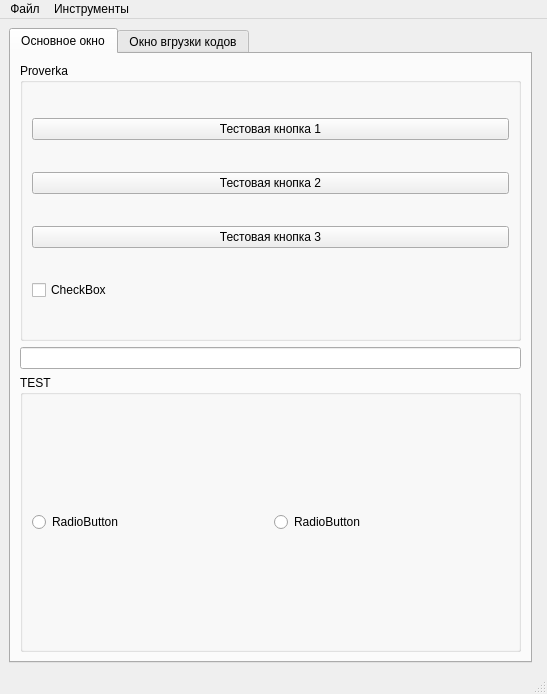
wepavel/BLSMark, file mainwindow.ui: the form before one commit.
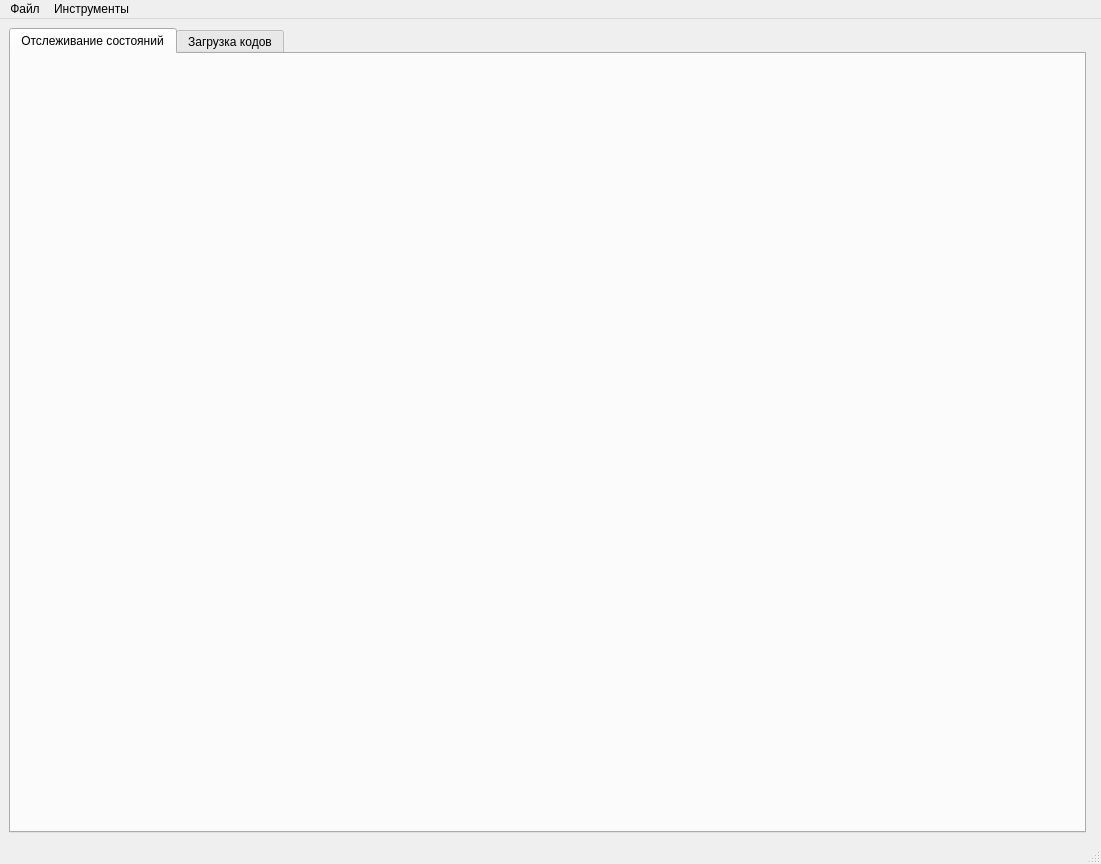
The form after the commit. The open tabs and pages were chosen to show the change.

What changed in the file:
```diff
--- a/mainwindow.ui
+++ b/mainwindow.ui
@@ -6,8 +6,8 @@
    <rect>
     <x>0</x>
     <y>0</y>
-    <width>547</width>
-    <height>694</height>
+    <width>1101</width>
+    <height>864</height>
    </rect>
   </property>
   <property name="windowTitle">
@@ -34,81 +34,13 @@
       </property>
       <widget class="QWidget" name="tab_main">
        <attribute name="title">
-        <string>Основное окно</string>
+        <string>Отслеживание состояний</string>
        </attribute>
-       <layout class="QGridLayout" name="gridLayout_5">
-        <item row="2" column="0">
-         <widget class="QGroupBox" name="groupBox_2">
-          <property name="title">
-           <string>TEST</string>
-          </property>
-          <layout class="QGridLayout" name="gridLayout_3">
-           <item row="2" column="0">
-            <layout class="QGridLayout" name="gridLayout_2">
-             <item row="0" column="0">
-              <widget class="QRadioButton" name="radioButton_2">
-               <property name="text">
-                <string>RadioButton</string>
-               </property>
-              </widget>
-             </item>
-             <item row="0" column="1">
-              <widget class="QRadioButton" name="radioButton">
-               <property name="text">
-                <string>RadioButton</string>
-               </property>
-              </widget>
-             </item>
-            </layout>
-           </item>
-          </layout>
-         </widget>
-        </item>
-        <item row="0" column="0">
-         <widget class="QGroupBox" name="groupBox">
-          <property name="title">
-           <string>Proverka</string>
-          </property>
-          <layout class="QGridLayout" name="gridLayout">
-           <item row="1" column="0">
-            <widget class="QPushButton" name="pushButton_2">
-             <property name="text">
-              <string>Тестовая кнопка 2</string>
-             </property>
-            </widget>
-           </item>
-           <item row="0" column="0">
-            <widget class="QPushButton" name="pushButton">
-             <property name="text">
-              <string>Тестовая кнопка 1</string>
-             </property>
-            </widget>
-           </item>
-           <item row="3" column="0">
-            <widget class="QCheckBox" name="checkBox">
-             <property name="text">
-              <string>CheckBox</string>
-             </property>
-            </widget>
-           </item>
-           <item row="2" column="0">
-            <widget class="QPushButton" name="pushButton_3">
-             <property name="text">
-              <string>Тестовая кнопка 3</string>
-             </property>
-            </widget>
-           </item>
-          </layout>
-         </widget>
-        </item>
-        <item row="1" column="0">
-         <widget class="QLineEdit" name="lineEdit"/>
-        </item>
-       </layout>
+       <layout class="QGridLayout" name="gridLayout_5"/>
       </widget>
       <widget class="QWidget" name="tab_import">
        <attribute name="title">
-        <string>Окно вгрузки кодов</string>
+        <string>Загрузка кодов</string>
        </attribute>
        <layout class="QGridLayout" name="gridLayout_6">
         <property name="leftMargin">
@@ -140,7 +72,7 @@
     <rect>
      <x>0</x>
      <y>0</y>
-     <width>547</width>
+     <width>1101</width>
      <height>21</height>
     </rect>
    </property>
```
Left out of the diff: 2 changed lines with no effect on the pictures.
